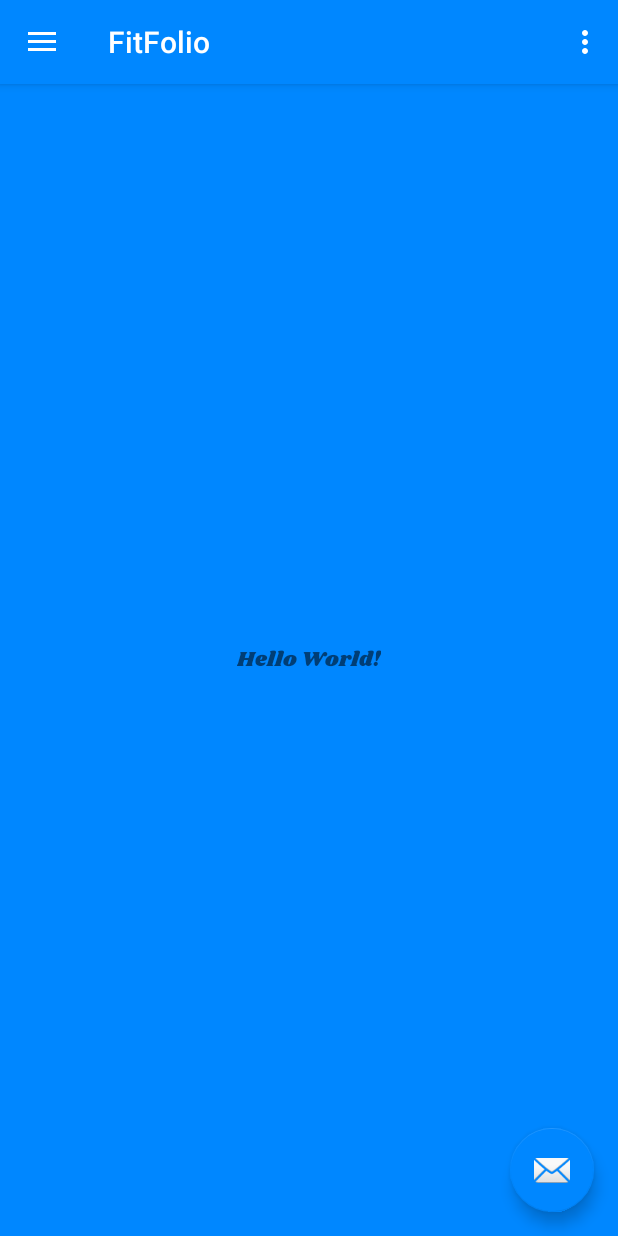
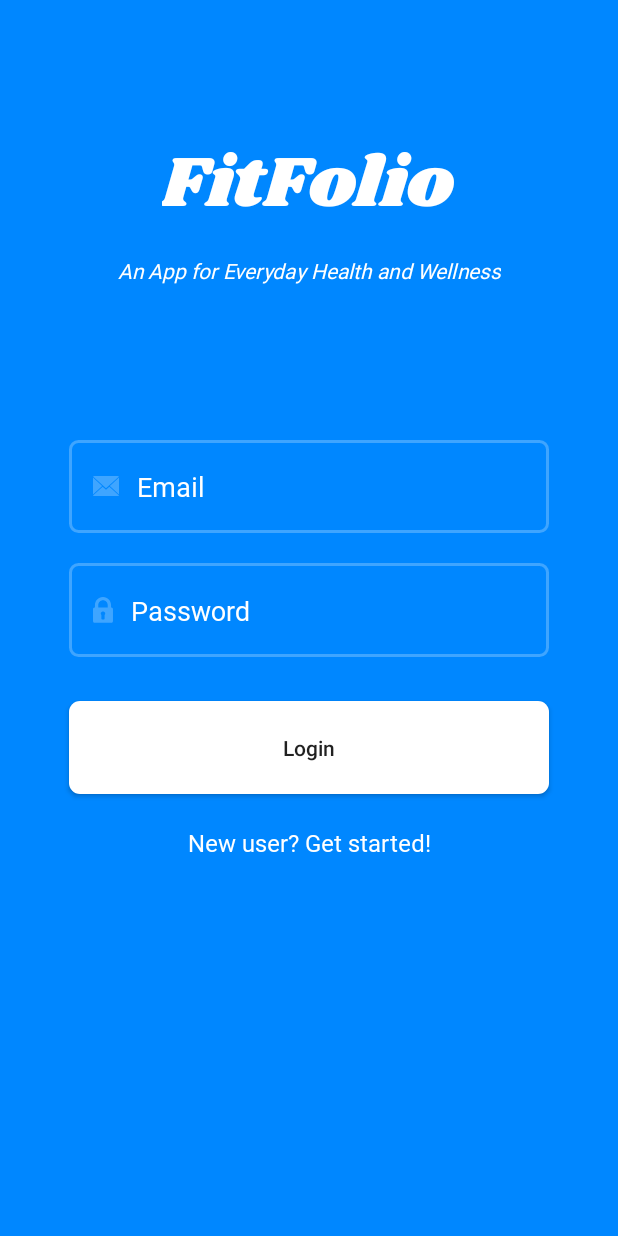
Before and after one commit to scottmhogan/FitFolio, an Android app: the screen it shows after launch (MainActivity before the commit, LoginScreen after it), on a phone screen of 412 x 824 dp. Run offline under Robolectric (Android 15) with nearby library versions, the phone set to English and light mode, and no system bars.

Commit message:
Inferred constraints. Needs work.

```diff
--- a/app/src/main/AndroidManifest.xml
+++ b/app/src/main/AndroidManifest.xml
@@ -8,24 +8,27 @@
         android:label="@string/app_name"
         android:roundIcon="@mipmap/fitfolio_launcher_round"
         android:supportsRtl="true"
-        android:theme="@style/AppTheme">
-        <activity android:name=".LoginScreen">
+        android:theme="@style/AppTheme.NoActionBar">
+        <activity
+            android:name=".LoginScreen"
+            android:screenOrientation="portrait">
+            <intent-filter>
+                <action android:name="android.intent.action.MAIN" />
+
+                <category android:name="android.intent.category.LAUNCHER" />
+            </intent-filter>
+        </activity>
+        <activity
+            android:name=".MainActivity"
+            android:label="@string/app_name"
+            android:theme="@style/AppTheme.NoActionBar"
+            android:screenOrientation="portrait">
             <intent-filter>
                 <action android:name="android.intent.action.MAIN" />
 
                 <category android:name="android.intent.category.DEFAULT" />
             </intent-filter>
         </activity>
-        <activity
-            android:name=".MainActivity"
-            android:label="@string/app_name"
-            android:theme="@style/AppTheme.NoActionBar">
-            <intent-filter>
-                <action android:name="android.intent.action.MAIN" />
-
-                <category android:name="android.intent.category.LAUNCHER" />
-            </intent-filter>
-        </activity>
     </application>
 
 </manifest>
--- /dev/null
+++ b/app/src/main/res/drawable/ic_email_icon.xml
@@ -0,0 +1,30 @@
+<vector xmlns:android="http://schemas.android.com/apk/res/android"
+    android:width="17dp"
+    android:height="13dp"
+    android:viewportWidth="17"
+    android:viewportHeight="13">
+    <path
+        android:pathData="M8.5019,9.0142L6.2988,7L0,12.6399C0.229,12.8618 0.538,13 0.8789,13L16.1249,13C16.4645,13 16.7723,12.8618 17,12.6399L10.705,7L8.5019,9.0142Z"
+        android:strokeWidth="1"
+        android:fillColor="#3FA5FF"
+        android:fillType="nonZero"
+        android:strokeColor="#00000000"/>
+    <path
+        android:pathData="M17,0.3613C16.7711,0.1373 16.4633,0 16.1211,0L0.8763,0C0.5367,0 0.2289,0.1387 0,0.364L8.4987,8L17,0.3613Z"
+        android:strokeWidth="1"
+        android:fillColor="#3FA5FF"
+        android:fillType="nonZero"
+        android:strokeColor="#00000000"/>
+    <path
+        android:pathData="M0,1l0,11l6,-5.4378z"
+        android:strokeWidth="1"
+        android:fillColor="#3FA5FF"
+        android:fillType="nonZero"
+        android:strokeColor="#00000000"/>
+    <path
+        android:pathData="M11,6.5642l6,5.4358l0,-11z"
+        android:strokeWidth="1"
+        android:fillColor="#3FA5FF"
+        android:fillType="nonZero"
+        android:strokeColor="#00000000"/>
+</vector>
--- /dev/null
+++ b/app/src/main/res/drawable/ic_password_icon.xml
@@ -0,0 +1,14 @@
+<vector xmlns:android="http://schemas.android.com/apk/res/android"
+    xmlns:tools="http://schemas.android.com/tools"
+    android:width="13dp"
+    android:height="17dp"
+    android:viewportWidth="13"
+    android:viewportHeight="17">
+    <path
+        android:pathData="M12.0598,6.8142L11.7311,6.8142L11.7311,5.2754C11.7311,2.4293 9.4725,0.0518 6.6496,0.001C6.5724,-0.0003 6.4183,-0.0003 6.3412,0.001C3.5182,0.0518 1.2596,2.4293 1.2596,5.2754L1.2596,6.8142L0.9308,6.8142C0.4241,6.8142 0.0109,7.337 0.0109,7.9828L0.0109,15.7007C0.0109,16.3457 0.4241,16.8734 0.9309,16.8734L12.0598,16.8734C12.5665,16.8734 12.9799,16.3457 12.9799,15.7007L12.9799,7.9828C12.9799,7.3371 12.5666,6.8142 12.0598,6.8142ZM7.538,11.8339L7.538,14.1659C7.538,14.433 7.3144,14.659 7.0472,14.659L5.9436,14.659C5.6763,14.659 5.4528,14.433 5.4528,14.1659L5.4528,11.8339C5.1936,11.5787 5.0426,11.2259 5.0426,10.8357C5.0426,10.0961 5.6143,9.4606 6.3412,9.4312C6.4183,9.4281 6.5726,9.4281 6.6496,9.4312C7.3765,9.4606 7.9482,10.0961 7.9482,10.8357C7.9481,11.2259 7.7972,11.5787 7.538,11.8339ZM9.5641,6.8142L6.6496,6.8142L6.3412,6.8142L3.4267,6.8142L3.4267,5.2754C3.4267,3.58 4.8045,2.1782 6.4954,2.1782C8.1862,2.1782 9.5641,3.58 9.5641,5.2754L9.5641,6.8142Z"
+        android:strokeWidth="1"
+        android:fillColor="#3FA5FF"
+        android:fillType="nonZero"
+        android:strokeColor="#00000000"
+        tools:ignore="VectorPath" />
+</vector>
--- /dev/null
+++ b/app/src/main/res/drawable/rounded_corner.xml
@@ -0,0 +1,17 @@
+<?xml version="1.0" encoding="utf-8"?>
+
+
+<shape xmlns:android="http://schemas.android.com/apk/res/android" >
+    <stroke
+        android:width="2dp"
+        android:color="@color/textBoxOutline" />
+
+    <solid android:color="@color/transparent" />
+
+    <padding
+        android:left="1dp"
+        android:right="1dp"
+        android:top="1dp" />
+
+    <corners android:radius="5dp" />
+</shape>
--- /dev/null
+++ b/app/src/main/res/drawable/rounded_corner_button.xml
@@ -0,0 +1,11 @@
+<?xml version="1.0" encoding="utf-8"?>
+<selector xmlns:android="http://schemas.android.com/apk/res/android">
+    <item>
+        <shape android:shape="rectangle">
+            <solid android:color="@color/colorWhite"/>
+
+            <!--corners allow us to make the rounded corners button-->
+            <corners android:radius="7dp" />
+        </shape>
+    </item>
+</selector>
--- a/app/src/main/res/layout/activity_login_screen.xml
+++ b/app/src/main/res/layout/activity_login_screen.xml
@@ -4,4 +4,125 @@
     xmlns:tools="http://schemas.android.com/tools"
     android:layout_width="match_parent"
     android:layout_height="match_parent"
-    tools:context=".LoginScreen"/>
+    android:theme="@style/AppTheme.NoActionBar"
+    tools:context=".LoginScreen">
+
+    <TextView
+        android:id="@+id/loginScreenAppName"
+        android:layout_width="wrap_content"
+        android:layout_height="wrap_content"
+        android:layout_marginTop="88dp"
+        android:layout_marginEnd="31dp"
+        android:layout_marginBottom="12dp"
+        android:fontFamily="@font/shrikhand"
+        android:text="@string/app_name"
+        android:textAppearance="@android:style/TextAppearance.Material.Small"
+        android:textColor="@android:color/white"
+        android:textSize="48sp"
+        app:layout_constraintBottom_toTopOf="@+id/loginScreenAppMotto"
+        app:layout_constraintEnd_toEndOf="@+id/loginScreenAppMotto"
+        app:layout_constraintTop_toTopOf="parent" />
+
+    <TextView
+        android:id="@+id/loginScreenAppMotto"
+        android:layout_width="wrap_content"
+        android:layout_height="wrap_content"
+        android:layout_marginBottom="103dp"
+        android:fontFamily="@font/roboto"
+        android:text="@string/app_motto"
+        android:textAppearance="@android:style/TextAppearance.Material.Small"
+        android:textColor="@android:color/white"
+        android:textSize="14sp"
+        android:textStyle="italic"
+        app:layout_constraintBottom_toTopOf="@+id/loginScreenEmailAddress"
+        app:layout_constraintEnd_toEndOf="parent"
+        app:layout_constraintStart_toStartOf="parent"
+        app:layout_constraintTop_toBottomOf="@+id/loginScreenAppName" />
+
+    <EditText
+        android:id="@+id/loginScreenEmailAddress"
+        android:layout_width="0dp"
+        android:layout_height="0dp"
+        android:layout_marginStart="46dp"
+        android:layout_marginEnd="46dp"
+        android:layout_marginBottom="20dp"
+        android:autofillHints="Email"
+        android:background="@drawable/rounded_corner"
+        android:drawableStart="@drawable/ic_email_icon"
+        android:drawablePadding="12dp"
+        android:ems="10"
+        android:fontFamily="@font/roboto"
+        android:hint="@string/email_text_box"
+        android:inputType="textEmailAddress"
+        android:paddingStart="16dp"
+        android:paddingTop="0dp"
+        android:paddingEnd="16dp"
+        android:textAppearance="@android:style/TextAppearance.Material.Medium.Inverse"
+        android:textColor="@android:color/white"
+        android:textColorHint="@android:color/white"
+        android:textSize="18sp"
+        app:layout_constraintBottom_toTopOf="@+id/loginScreenPassword"
+        app:layout_constraintEnd_toEndOf="parent"
+        app:layout_constraintStart_toStartOf="parent"
+        app:layout_constraintTop_toBottomOf="@+id/loginScreenAppMotto"
+        tools:targetApi="o" />
+
+    <EditText
+        android:id="@+id/loginScreenPassword"
+        android:layout_width="0dp"
+        android:layout_height="0dp"
+        android:layout_marginStart="46dp"
+        android:layout_marginEnd="46dp"
+        android:layout_marginBottom="29dp"
+        android:background="@drawable/rounded_corner"
+        android:drawableStart="@drawable/ic_password_icon"
+        android:drawablePadding="12dp"
+        android:ems="10"
+        android:fontFamily="@font/roboto"
+        android:hint="@string/password_text_box"
+        android:importantForAutofill="no"
+        android:inputType="textPassword"
+        android:paddingStart="16dp"
+        android:paddingEnd="16dp"
+        android:textAppearance="@android:style/TextAppearance.Material.Medium.Inverse"
+        android:textColor="@android:color/white"
+        android:textColorHint="@android:color/white"
+        android:textSize="18sp"
+        app:layout_constraintBottom_toTopOf="@+id/loginScreenLoginButton"
+        app:layout_constraintEnd_toEndOf="parent"
+        app:layout_constraintStart_toStartOf="parent"
+        app:layout_constraintTop_toBottomOf="@+id/loginScreenEmailAddress"
+        tools:targetApi="o" />
+
+    <Button
+        android:id="@+id/loginScreenLoginButton"
+        android:layout_width="0dp"
+        android:layout_height="0dp"
+        android:layout_marginStart="46dp"
+        android:layout_marginEnd="46dp"
+        android:layout_marginBottom="21dp"
+        android:background="@drawable/rounded_corner_button"
+        android:text="@string/login_button"
+        android:textAlignment="center"
+        android:textAllCaps="false"
+        app:layout_constraintBottom_toTopOf="@+id/loginScreenNewUser"
+        app:layout_constraintEnd_toEndOf="parent"
+        app:layout_constraintStart_toStartOf="parent"
+        app:layout_constraintTop_toBottomOf="@+id/loginScreenPassword" />
+
+    <TextView
+        android:id="@+id/loginScreenNewUser"
+        android:layout_width="wrap_content"
+        android:layout_height="wrap_content"
+        android:layout_marginBottom="251dp"
+        android:fontFamily="@font/roboto"
+        android:text="@string/new_user"
+        android:textAppearance="@android:style/TextAppearance.Material.Small"
+        android:textColor="@android:color/white"
+        android:textSize="16sp"
+        app:layout_constraintBottom_toBottomOf="parent"
+        app:layout_constraintEnd_toEndOf="parent"
+        app:layout_constraintStart_toStartOf="parent"
+        app:layout_constraintTop_toBottomOf="@+id/loginScreenLoginButton" />
+
+</android.support.constraint.ConstraintLayout>
--- a/app/src/main/res/values/colors.xml
+++ b/app/src/main/res/values/colors.xml
@@ -1,9 +1,7 @@
 <?xml version="1.0" encoding="utf-8"?>
 <resources>
-    <color name="colorPrimary">#008577</color>
-    <color name="colorPrimaryDark">#00574B</color>
-    <color name="colorAccent">#D81B60</color>
     <color name="mainBackgroundColor">#0087FF</color>
     <color name="colorWhite">#FFFFFF</color>
-    <color name="colorBlack">#000000</color>
+    <color name="textBoxOutline">#3Fa5ff</color>
+    <color name="transparent">#00000000</color>
 </resources>
--- a/app/src/main/res/values/strings.xml
+++ b/app/src/main/res/values/strings.xml
@@ -7,4 +7,8 @@
     <string name="nav_header_desc">Navigation header</string>
     <string name="action_settings">Settings</string>
     <string name="app_motto">An App for Everyday Health and Wellness</string>
+    <string name="email_text_box">Email</string>
+    <string name="password_text_box">Password</string>
+    <string name="login_button">Login</string>
+    <string name="new_user">New user? Get started!</string>
 </resources>
```
